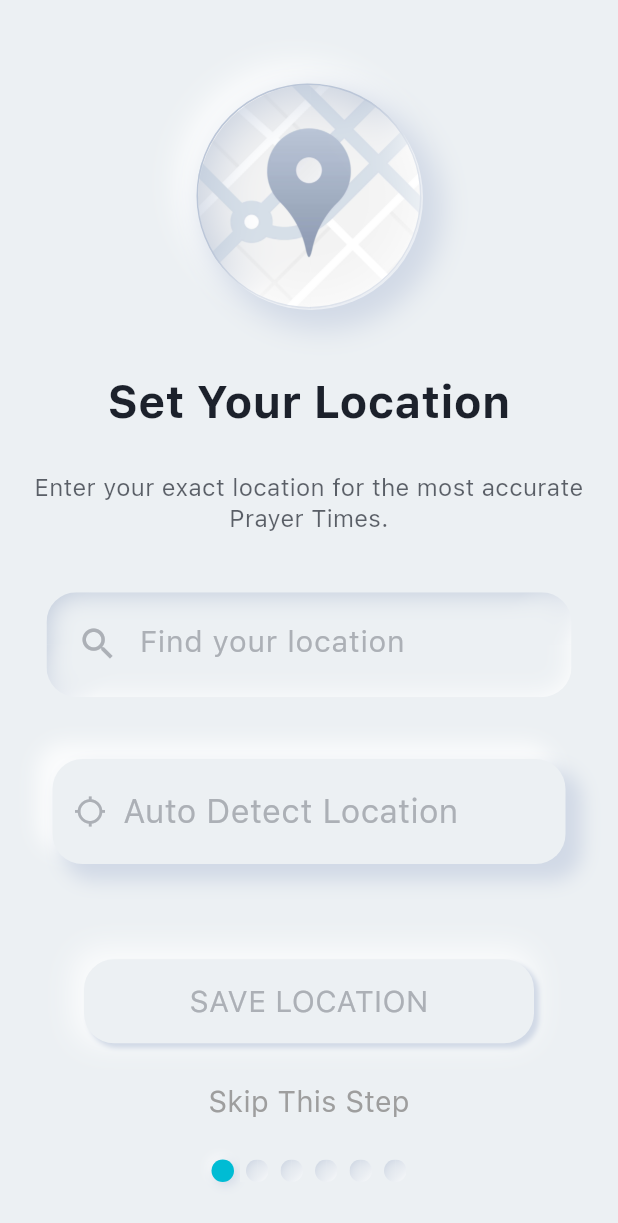
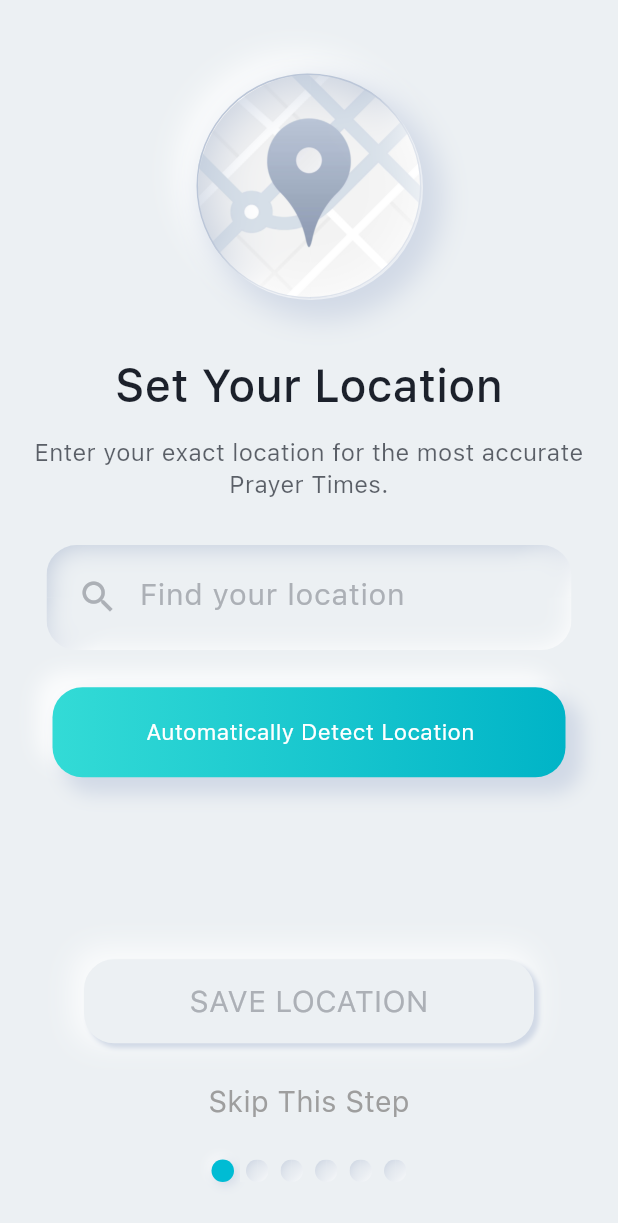
Before and after one commit to obadabaq/masjid-hub, a Flutter app: the screen it shows after launch, on a phone screen of 412 x 824 dp. Shown: the top 1223 px of the screen. Run offline on Flutter 3.47's test engine with Material 3 defaults, Android fonts, the phone set to English and light mode, and no system bars; drawn by our look-alikes of auto_size_text; our stand-ins replace adhan, audioplayers, awesome_notifications, card_swiper, cloud_firestore, csv and 22 more; missing offline and left inert: android_intent_plus, angles, arabic_numbers, flutter_cupertino_date_picker_fork, flutter_downloader, nordic_dfu and 2 more; accounts and stored records are empty; network calls fail.

Commit message:
Solve choose location screen to match the new ui

```diff
--- a/lib/common/buttons/neuButton.dart
+++ b/lib/common/buttons/neuButton.dart
@@ -8,14 +8,14 @@ import 'package:masjidhub/theme/customTheme.dart';
 class NeuButton extends StatefulWidget {
   NeuButton({
     Key? key,
-    required this.onClick,
+    this.onClick,
     required this.child,
     required this.height,
     required this.width,
     this.isSelected = false,
   }) : super(key: key);
 
-  final Function onClick;
+  final Function? onClick;
   final Widget child;
   final double height;
   final double width;
@@ -41,16 +41,17 @@ class _NeuButtonState extends State<NeuButton> {
     });
   }
 
-  Future<void> _onButtonTap() async {
+  Future<void>? _onButtonTap() async {
+    if (widget.onClick == null) return null;
     _setShadow(shadowNeuPressed);
-    widget.onClick();
+    widget.onClick!();
     return Future.delayed(
         Duration(milliseconds: 300), () => _setShadow(shadowNeuSecondary));
   }
 
   Future<void> _onButtonLongTap() async {
     _setShadow(shadowNeuPressed);
-    widget.onClick();
+    widget.onClick!();
   }
 
   Future<void> _onButtonLongTapUp() async {
@@ -65,12 +66,11 @@ class _NeuButtonState extends State<NeuButton> {
       height: widget.height,
       width: widget.width,
       decoration: BoxDecoration(
-        color: CustomTheme.lightTheme.colorScheme.background,
-        boxShadow: _buttonShadow,
-        shape: BoxShape.rectangle,
-        borderRadius: BorderRadius.circular(20),
-        gradient: widget.isSelected ? CustomColors.primary180 : null
-      ),
+          color: CustomTheme.lightTheme.colorScheme.background,
+          boxShadow: _buttonShadow,
+          shape: BoxShape.rectangle,
+          borderRadius: BorderRadius.circular(20),
+          gradient: widget.isSelected ? CustomColors.primary180 : null),
       child: GestureDetector(
         behavior: HitTestBehavior.translucent,
         child: widget.child,
--- a/lib/screens/dashboard/sidebar/settingsListBuilder.dart
+++ b/lib/screens/dashboard/sidebar/settingsListBuilder.dart
@@ -42,7 +42,7 @@ class SettingsListBuidler extends StatelessWidget {
       switch (title) {
         case 'Location':
           return Provider.of<LocationProvider>(context, listen: false)
-                      .getAutomatic! ==
+                      .getAutomatic ==
                   false
               ? "Manual"
               : tr('automatic');
--- a/lib/screens/dashboard/sidebar/subSettingScreens/location/subSettingLocation.dart
+++ b/lib/screens/dashboard/sidebar/subSettingScreens/location/subSettingLocation.dart
@@ -22,7 +22,7 @@ class _SubSettingLocationState extends State<SubSettingLocation> {
   void initState() {
     super.initState();
     locationProvider = Provider.of<LocationProvider>(context, listen: false);
-    initialValue = locationProvider.getAutomatic ?? false;
+    initialValue = locationProvider.getAutomatic;
   }
 
   void onValueChanged(bool value) {
--- a/lib/screens/setupScreens/chooseLocation/chooseLocation.dart
+++ b/lib/screens/setupScreens/chooseLocation/chooseLocation.dart
@@ -31,7 +31,6 @@ class ChooseLocation extends StatefulWidget {
 
 class _ChooseLocationState extends State<ChooseLocation> {
   final _controller = TextEditingController();
-  bool _isAuto = false;
 
   @override
   Widget build(BuildContext context) {
@@ -41,9 +40,6 @@ class _ChooseLocationState extends State<ChooseLocation> {
       locationProvider.setAutomatic(true);
       try {
         await locationProvider.locateUser();
-        setState(() {
-          _isAuto = true;
-        });
         _controller.text =
             locationProvider.getAddress ?? tr('could not fetch location');
       } catch (e) {
@@ -56,7 +52,6 @@ class _ChooseLocationState extends State<ChooseLocation> {
       body: LayoutBuilder(
         builder: (BuildContext context, BoxConstraints constraints) {
           const double _buttonMaxWidth = 400.0;
-          final _topPadding = constraints.maxHeight * 0.05;
           final _buttonWidth = constraints.maxWidth < _buttonMaxWidth
               ? constraints.maxWidth * 0.9
               : _buttonMaxWidth * 0.9;
@@ -65,23 +60,23 @@ class _ChooseLocationState extends State<ChooseLocation> {
             child: Column(
               children: [
                 Padding(
-                  padding: EdgeInsets.only(top: _topPadding),
+                  padding: EdgeInsets.only(top: 4.h),
                   child: SetupHeaderImage(image: mapSetupImage),
                 ),
                 Padding(
-                  padding: EdgeInsets.only(top: 5.h),
+                  padding: EdgeInsets.only(top: 4.5.h),
                   child: Text(
                     tr('set your location'),
                     textAlign: TextAlign.center,
                     style: TextStyle(
-                      fontWeight: FontWeight.bold,
+                      fontWeight: FontWeight.w500,
                       fontSize: 30.0,
                       color: CustomColors.blackPearl,
                     ),
                   ),
                 ),
                 Padding(
-                  padding: EdgeInsets.only(top: 3.h),
+                  padding: EdgeInsets.only(top: 1.5.h),
                   child: Text(
                     tr('enterLocationText'),
                     style: TextStyle(
@@ -92,29 +87,25 @@ class _ChooseLocationState extends State<ChooseLocation> {
                     textAlign: TextAlign.center,
                   ),
                 ),
+                ChooseLocationField(buttonWidth: 350, controller: _controller),
                 Padding(
-                  padding: EdgeInsets.only(top: 1.h),
-                  child: ChooseLocationField(
-                      buttonWidth: 350, controller: _controller),
-                ),
-                Padding(
-                  padding: EdgeInsets.only(top: 5.h),
+                  padding: EdgeInsets.only(top: 3.h),
                   child: Consumer<LocationProvider>(
                     builder: (ctx, locationProvider, _) => NeuButton(
-                      onClick: () => _locateUser(),
-                      height: 70,
+                      onClick: !locationProvider.isAutomatic
+                          ? () => _locateUser()
+                          : null,
+                      height: 60,
                       width: _buttonWidth,
                       child: Row(
+                        mainAxisAlignment: MainAxisAlignment.center,
                         children: <Widget>[
-                          Padding(
-                            padding: EdgeInsets.only(left: 15),
-                            child: Icon(
+                          if (locationProvider.isAutomatic)
+                            Icon(
                               AppIcons.locationIcon,
                               size: 20,
-                              color:
-                                  _isAuto ? Colors.white : CustomColors.mischka,
+                              color: CustomColors.mischka,
                             ),
-                          ),
                           Padding(
                             padding: EdgeInsets.only(left: 12, right: 10),
                             child: ConstrainedBox(
@@ -122,24 +113,24 @@ class _ChooseLocationState extends State<ChooseLocation> {
                                 maxWidth: 250,
                               ),
                               child: AutoSizeText(
-                                'Auto Detect Location',
+                                'Automatically Detect Location'.tr(),
                                 style: TextStyle(
-                                  fontSize: 22,
+                                  fontSize: 15,
                                   height: 1.3,
-                                  color: _isAuto
+                                  color: !locationProvider.isAutomatic
                                       ? Colors.white
                                       : CustomColors.mischka,
                                 ),
                                 minFontSize: 12,
                                 maxLines: 1,
                                 overflow: TextOverflow.ellipsis,
-                                textAlign: TextAlign.left,
+                                textAlign: TextAlign.center,
                               ),
                             ),
                           ),
                         ],
                       ),
-                      isSelected: _isAuto,
+                      isSelected: !locationProvider.isAutomatic,
                     ),
                   ),
                 ),
@@ -151,7 +142,6 @@ class _ChooseLocationState extends State<ChooseLocation> {
       footer: Consumer<SetupProvider>(
         builder: (ctx, setup, _) => SetupFooter(
           currentPage: 0,
-          margin: EdgeInsets.only(top: 15),
           buttonText: tr('save location'),
           controller: widget.pageController,
           isPrimaryButtonDisabled: !setup.isLocationSetupComplete,
```
Also changed, not shown: lib/provider/locationProvider.dart (+6 -7 lines).
